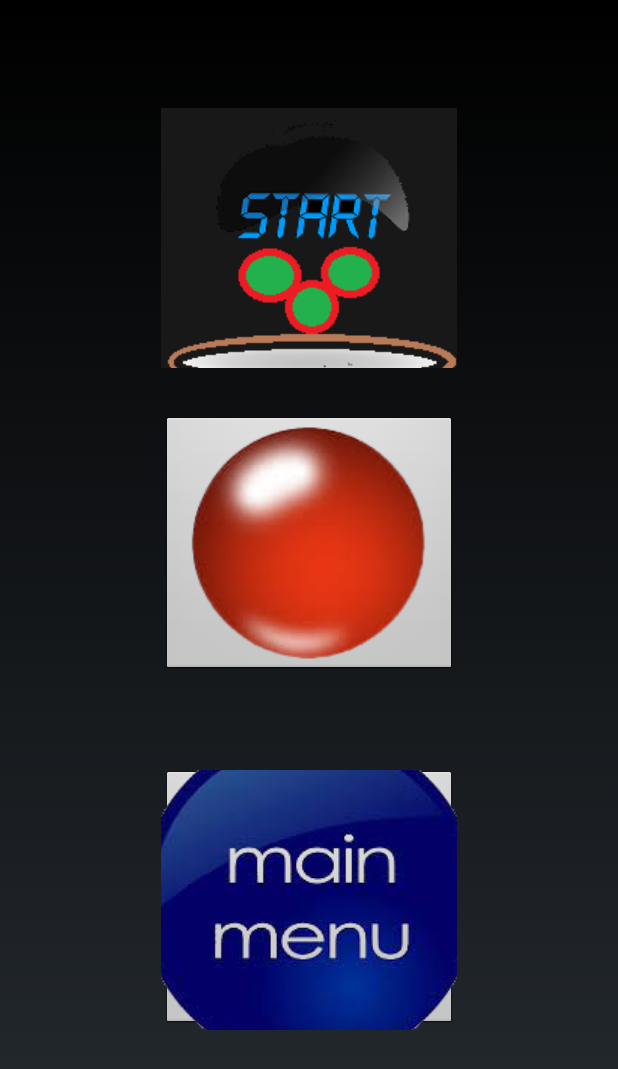
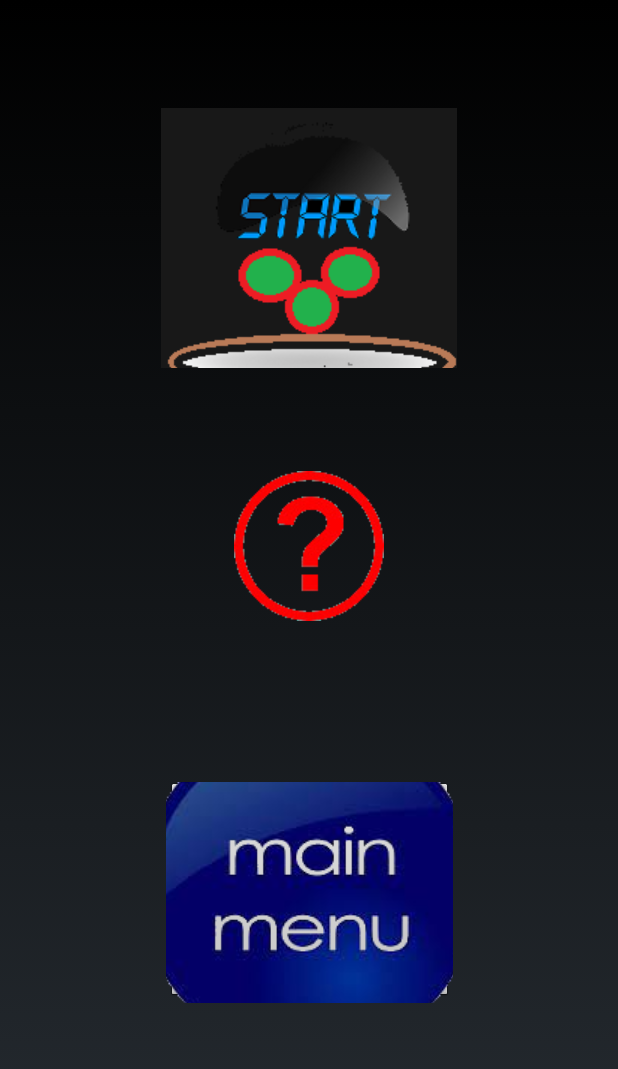
Before and after one commit to YairHanimov/Amshu, an Android app: the LoadPageBall1 screen opened directly, with no data from a screen before it, on a phone screen of 412 x 824 dp. Shown: the top 1069 px of the screen. Run offline under Robolectric (Android 15) with nearby library versions, the phone set to English and light mode, and no system bars.

Commit message:
final stages.

```diff
--- a/app/src/main/res/layout/activity_load_page.xml
+++ b/app/src/main/res/layout/activity_load_page.xml
@@ -30,21 +30,22 @@
         android:layout_height="173dp"
         android:layout_marginTop="32dp"
         android:text="Button"
+        android:background="@null"
         app:layout_constraintEnd_toEndOf="parent"
         app:layout_constraintStart_toStartOf="parent"
         app:layout_constraintTop_toBottomOf="@+id/button2"
         android:onClick="vid_exm"
-        android:src="@drawable/ballimage"
+        android:src="@drawable/qmark"
 
         />
 
     <ImageButton
         android:id="@+id/button8"
-        android:layout_width="197dp"
-        android:layout_height="173dp"
+        android:layout_width="191dp"
+        android:layout_height="147dp"
+        android:onClick="back_to_menu"
+        android:src="@drawable/bmenu"
         android:text="Button"
-        android:src="@drawable/bmenu"
-        android:onClick="back_to_menu"
 
         app:layout_constraintBottom_toBottomOf="parent"
         app:layout_constraintEnd_toEndOf="parent"
```
